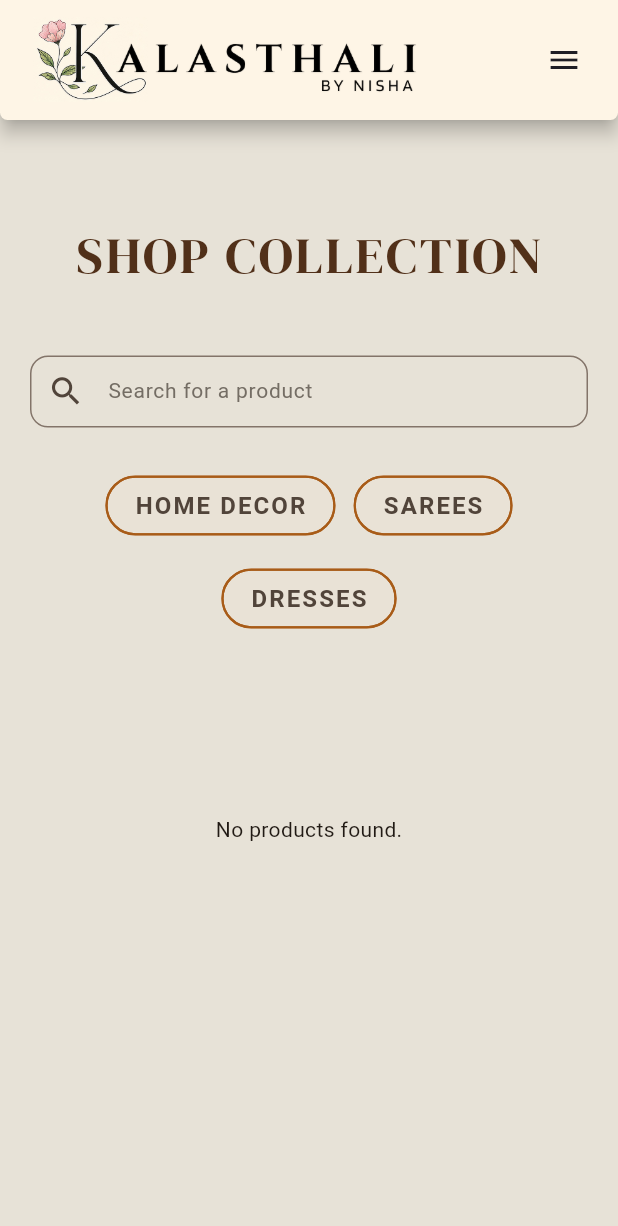
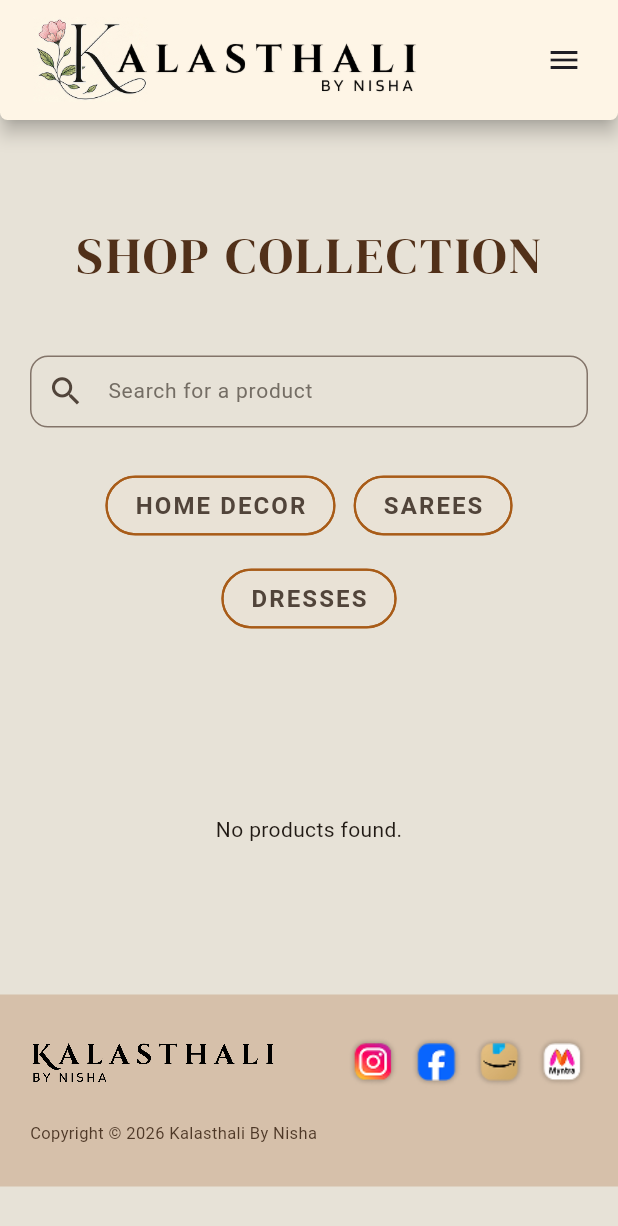
Before and after one commit to kalasthali-admin/kalasthali_website, a Flutter app: the screen it shows after launch, after a tap on "Explore", on a phone screen of 412 x 824 dp. Shown: the top 1226 px of the screen. Run offline on Flutter 3.47's test engine with Material 3 defaults, Android fonts, the light colour scheme and no system bars; our stand-ins replace google_fonts, supabase_flutter; accounts and stored records are empty; Roboto replaces fonts that are missing (Blinker).

Commit message:
added footer

```diff
--- a/lib/pages/collection_page.dart
+++ b/lib/pages/collection_page.dart
@@ -3,6 +3,7 @@ import 'package:google_fonts/google_fonts.dart';
 import '../core/models/product.dart';
 import '../core/services/product_service.dart';
 import '../widgets/app_scaffold.dart';
+import '../widgets/app_footer.dart';
 
 class CollectionPage extends StatefulWidget {
   const CollectionPage({this.initialCategory, this.initialSearch, super.key});
@@ -69,6 +70,9 @@ class _CollectionPageState extends State<CollectionPage> {
                 )
                 .toList();
             return SingleChildScrollView(
+              child: Column(
+                children: [
+                  Padding(
                     padding: EdgeInsets.fromLTRB(
                       mobile ? 20 : 44,
                       mobile ? 66 : 88,
@@ -159,7 +163,9 @@ class _CollectionPageState extends State<CollectionPage> {
                               const Text('No products found.')
                             else
                               ConstrainedBox(
-                          constraints: const BoxConstraints(maxWidth: 900),
+                                constraints: const BoxConstraints(
+                                  maxWidth: 900,
+                                ),
                                 child: GridView.builder(
                                   shrinkWrap: true,
                                   physics: const NeverScrollableScrollPhysics(),
@@ -171,12 +177,17 @@ class _CollectionPageState extends State<CollectionPage> {
                                         childAspectRatio: mobile ? .58 : .64,
                                       ),
                                   itemCount: filtered.length,
-                            itemBuilder: (_, i) => _Card(product: filtered[i]),
+                                  itemBuilder: (_, i) =>
+                                      _Card(product: filtered[i]),
                                 ),
                               ),
                           ],
                         ),
                       ),
+                    ),
+                  ),
+                  const AppFooter(),
+                ],
               ),
             );
           },
--- a/lib/pages/home_page.dart
+++ b/lib/pages/home_page.dart
@@ -5,6 +5,7 @@ import 'package:google_fonts/google_fonts.dart';
 
 import '../widgets/popular_products_carousel.dart';
 import '../widgets/app_scaffold.dart';
+import '../widgets/app_footer.dart';
 
 class HomePage extends StatelessWidget {
   const HomePage({super.key});
@@ -20,7 +21,9 @@ class HomePage extends StatelessWidget {
           final isMobile = constraints.maxWidth < 700;
 
           return SingleChildScrollView(
-            child: Padding(
+            child: Column(
+              children: [
+                Padding(
                   padding: EdgeInsets.fromLTRB(
                     isMobile ? 0 : 28,
                     isMobile ? 0 : 30,
@@ -35,13 +38,16 @@ class HomePage extends StatelessWidget {
                             ? const _MobileHero()
                             : const _DesktopHero(),
                       ),
-                  SizedBox(height: 100),
+                      const SizedBox(height: 100),
                       PopularProductsCarousel(),
                       const SizedBox(height: 110),
                       const _ShopByCategory(),
                       const SizedBox(height: 80),
                     ],
                   ),
+                ),
+                const AppFooter(),
+              ],
             ),
           );
         },
--- a/lib/pages/product_page.dart
+++ b/lib/pages/product_page.dart
@@ -7,6 +7,7 @@ import '../core/models/product.dart';
 import '../core/services/product_service.dart';
 import '../core/services/whatsapp_order_service.dart';
 import '../widgets/app_scaffold.dart';
+import '../widgets/app_footer.dart';
 
 class ProductPage extends StatelessWidget {
   const ProductPage({this.productCode = '', super.key});
@@ -45,6 +46,9 @@ class _ProductDetails extends StatelessWidget {
       builder: (context, constraints) {
         final mobile = constraints.maxWidth < 800;
         return SingleChildScrollView(
+          child: Column(
+            children: [
+              Padding(
                 padding: EdgeInsets.fromLTRB(
                   mobile ? 22 : 54,
                   mobile ? 70 : 72,
@@ -58,6 +62,10 @@ class _ProductDetails extends StatelessWidget {
                         ? _MobileProductLayout(product: product)
                         : _DesktopProductLayout(product: product),
                   ),
+                ),
+              ),
+              const AppFooter(),
+            ],
           ),
         );
       },
--- /dev/null
+++ b/lib/widgets/app_footer.dart
@@ -0,0 +1,133 @@
+import 'package:flutter/material.dart';
+import 'package:url_launcher/url_launcher.dart';
+
+class AppFooter extends StatelessWidget {
+  const AppFooter({super.key});
+
+  static const _background = Color(0xFFD6C0AA);
+
+  @override
+  Widget build(BuildContext context) {
+    final mobile = MediaQuery.sizeOf(context).width < 700;
+    final compactMobile = mobile && MediaQuery.sizeOf(context).width < 360;
+    final logoWidth = compactMobile ? 130.0 : (mobile ? 164.0 : 292.0);
+    final iconSize = compactMobile ? 28.0 : (mobile ? 34.0 : 50.0);
+    final iconGap = mobile ? 8.0 : 24.0;
+    final horizontalPadding = mobile ? 20.0 : 34.0;
+
+    return Container(
+      width: double.infinity,
+      color: _background,
+      padding: EdgeInsets.symmetric(
+        horizontal: horizontalPadding,
+        vertical: mobile ? 28 : 34,
+      ),
+      child: Column(
+        crossAxisAlignment: CrossAxisAlignment.start,
+        children: [
+          Row(
+            children: [
+              Image.asset(
+                'lib/assets/footer_icons/text.png',
+                width: logoWidth,
+                fit: BoxFit.contain,
+                filterQuality: FilterQuality.high,
+              ),
+              const Spacer(),
+              _FooterLink(
+                label: 'Instagram',
+                imagePath: 'lib/assets/footer_icons/instagram.png',
+                url: _instagramUrl,
+                size: iconSize,
+              ),
+              SizedBox(width: iconGap),
+              _FooterLink(
+                label: 'Facebook',
+                imagePath: 'lib/assets/footer_icons/facebook.png',
+                url: _facebookUrl,
+                size: iconSize,
+              ),
+              SizedBox(width: iconGap),
+              _FooterLink(
+                label: 'Amazon',
+                imagePath: 'lib/assets/footer_icons/amazon.png',
+                url: _amazonUrl,
+                size: iconSize,
+              ),
+              SizedBox(width: iconGap),
+              _FooterLink(
+                label: 'Myntra',
+                imagePath: 'lib/assets/footer_icons/myntra.png',
+                url: _myntraUrl,
+                size: iconSize,
+              ),
+            ],
+          ),
+          SizedBox(height: mobile ? 22 : 30),
+          Text(
+            'Copyright © ${DateTime.now().year} Kalasthali By Nisha',
+            style: TextStyle(
+              color: const Color(0xFF4E3827),
+              fontSize: mobile ? 11 : 12,
+            ),
+          ),
+        ],
+      ),
+    );
+  }
+}
+
+class _FooterLink extends StatelessWidget {
+  const _FooterLink({
+    required this.label,
+    required this.imagePath,
+    required this.url,
+    required this.size,
+  });
+
+  final String label;
+  final String imagePath;
+  final String url;
+  final double size;
+
+  Future<void> _open(BuildContext context) async {
+    final uri = Uri.tryParse(url);
+    if (uri == null || !uri.hasScheme) {
+      ScaffoldMessenger.of(context).showSnackBar(
+        SnackBar(content: Text('$label link has not been configured yet.')),
+      );
+      return;
+    }
+
+    if (!await launchUrl(uri, mode: LaunchMode.externalApplication) &&
+        context.mounted) {
+      ScaffoldMessenger.of(
+        context,
+      ).showSnackBar(SnackBar(content: Text('Could not open $label.')));
+    }
+  }
+
+  @override
+  Widget build(BuildContext context) => Semantics(
+    button: true,
+    label: 'Open Kalasthali on $label',
+    child: Tooltip(
+      message: label,
+      child: InkResponse(
+        radius: size / 2 + 8,
+        onTap: () => _open(context),
+        child: Image.asset(
+          imagePath,
+          width: size,
+          height: size,
+          fit: BoxFit.contain,
+        ),
+      ),
+    ),
+  );
+}
+
+const _instagramUrl = String.fromEnvironment('INSTAGRAM_URL');
+const _facebookUrl = String.fromEnvironment('FACEBOOK_URL');
+const _amazonUrl = String.fromEnvironment('AMAZON_URL');
+const _myntraUrl = String.fromEnvironment('MYNTRA_URL');
--- a/pubspec.yaml
+++ b/pubspec.yaml
@@ -25,3 +25,4 @@ flutter:
   assets:
     - lib/assets/
     - lib/assets/category_grid/
+    - lib/assets/footer_icons/
```
Also changed, not shown: lib/assets/footer_icons/text.png (added), 1 other file. Lines whose indentation alone changed are shown as unchanged.
